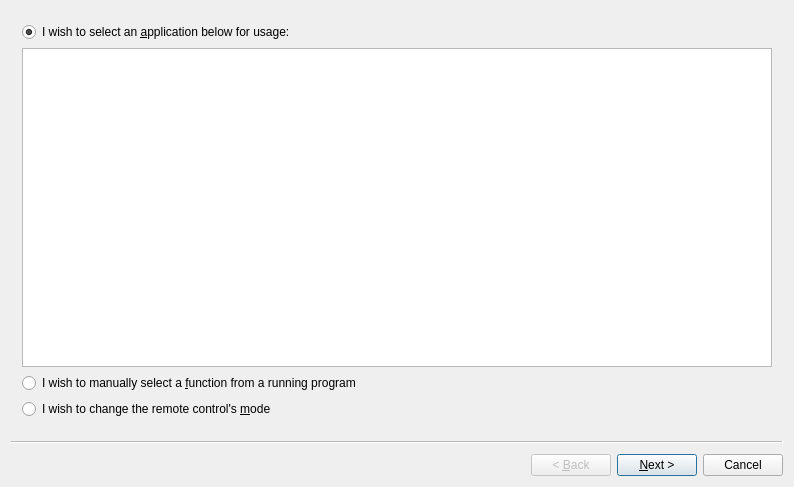
The window that kcmlirc/addactionbase.ui (KDE/kremotecontrol) describes before a commit, drawn with Qt 5.
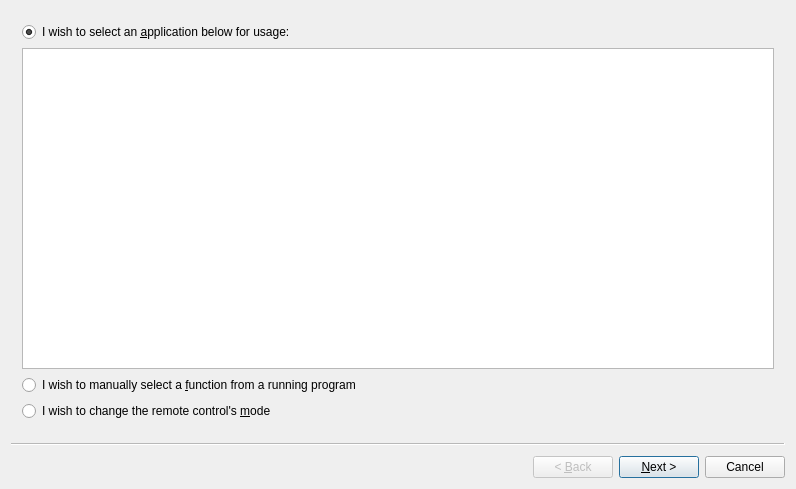
The same window after the commit. Custom widgets are drawn as their Qt base class.

```diff
--- a/kcmlirc/addactionbase.ui
+++ b/kcmlirc/addactionbase.ui
@@ -7,8 +7,8 @@
    <rect>
     <x>0</x>
     <y>0</y>
-    <width>794</width>
-    <height>487</height>
+    <width>796</width>
+    <height>489</height>
    </rect>
   </property>
   <property name="windowTitle">
```
Left out of the diff: 11 changed lines with no effect on the pictures.
